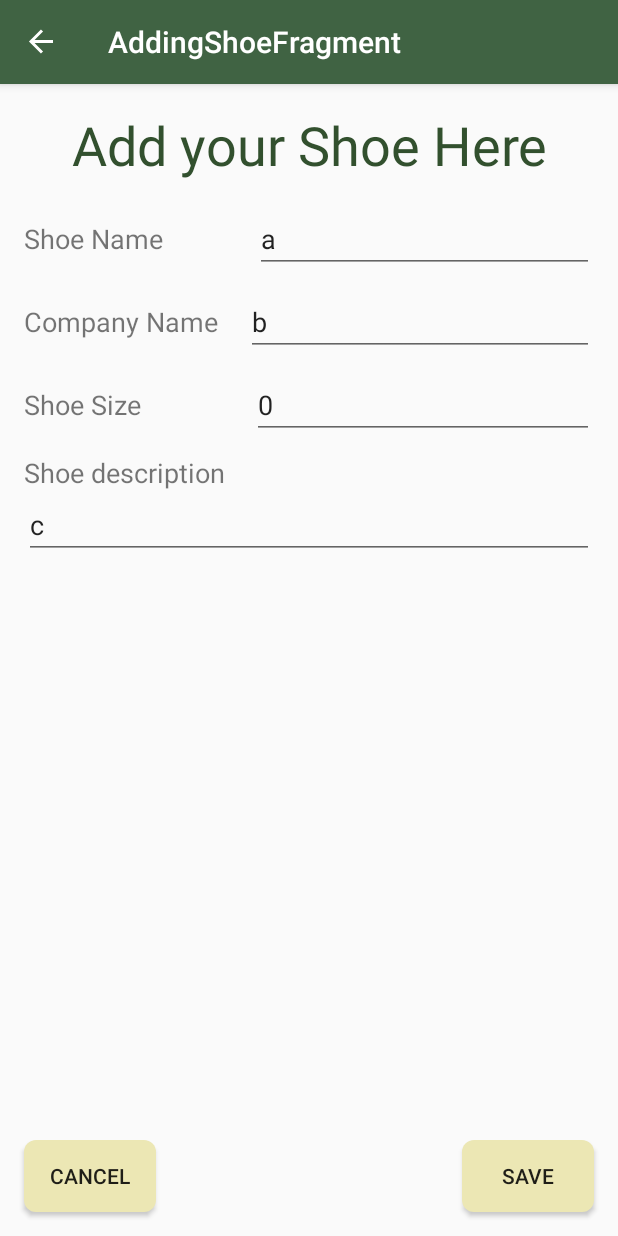
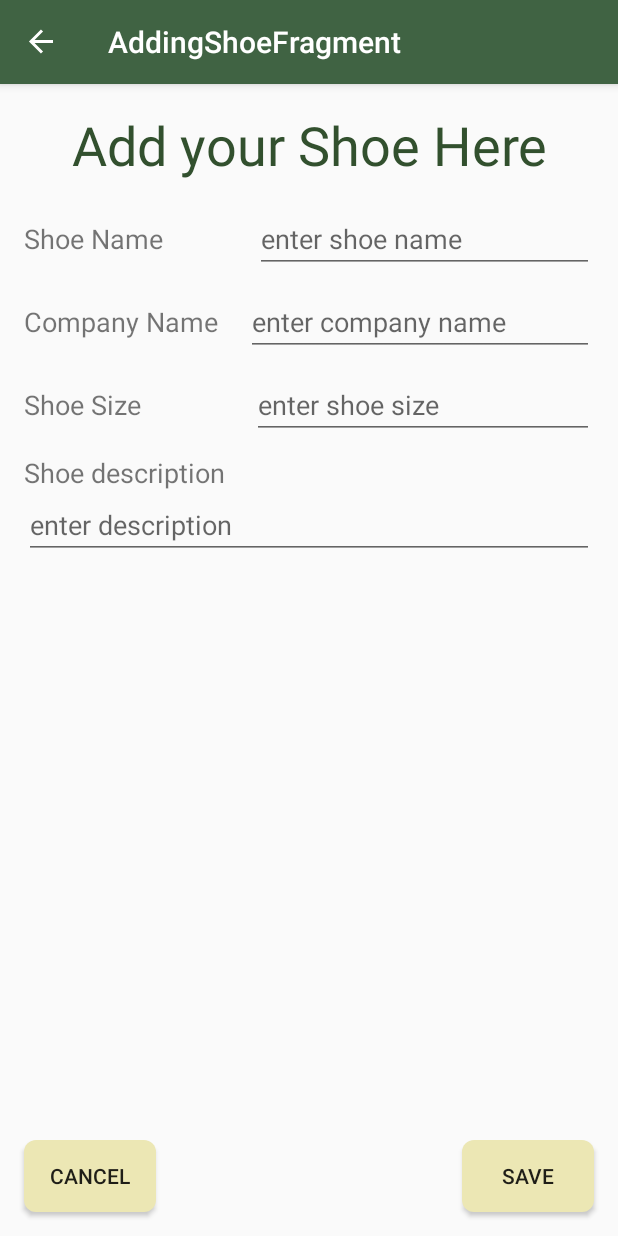
Before and after one commit to Ahmed7313/ShoeStore, an Android app: the AddingShoeFragment screen opened through its navigation route, on a phone screen of 412 x 824 dp. Run offline under Robolectric (Android 15) with nearby library versions, the light colour scheme and no system bars; our stand-ins replace Timber, data binding, navigation-ui; Roboto replaces fonts that are not available here.

Commit message:
FIrst upadte

```diff
--- a/app/src/main/java/com/udacity/shoestore/models/ShoeViewModel.kt
+++ b/app/src/main/java/com/udacity/shoestore/models/ShoeViewModel.kt
@@ -16,20 +16,20 @@ class ShoeViewModel : ViewModel() {
         get() = _eventSaveShoeDetailPress
 
     var shoe = Shoe(
-        "a",
-        "0",
-        "b",
-        "c"
+        "",
+        "",
+        "",
+        ""
     )
 
-    fun addShoe(name: String, size: String, company: String, description: String) {
-         shoe= Shoe(name, size, company, description)
+    fun addShoe (){
         _shoeList.addNewItem(shoe)
-
-    }
-
-    fun addShoeTest (){
-        _shoeList.addNewItem(shoe)
+        shoe = Shoe(
+            "",
+            "",
+            "",
+            ""
+        )
         _eventSaveShoeDetailPress.value = true
     }
 
--- a/app/src/main/res/layout/fragment_adding_shoe.xml
+++ b/app/src/main/res/layout/fragment_adding_shoe.xml
@@ -154,7 +154,7 @@
             android:layout_marginEnd="16dp"
             android:layout_marginBottom="16dp"
             android:text="@string/save"
-            android:onClick="@{() -> viewmodel.addShoeTest() }"
+            android:onClick="@{() -> viewmodel.addShoe() }"
             android:background="@drawable/rounded_corners"
             app:layout_constraintBottom_toBottomOf="parent"
             app:layout_constraintEnd_toEndOf="parent"
```
